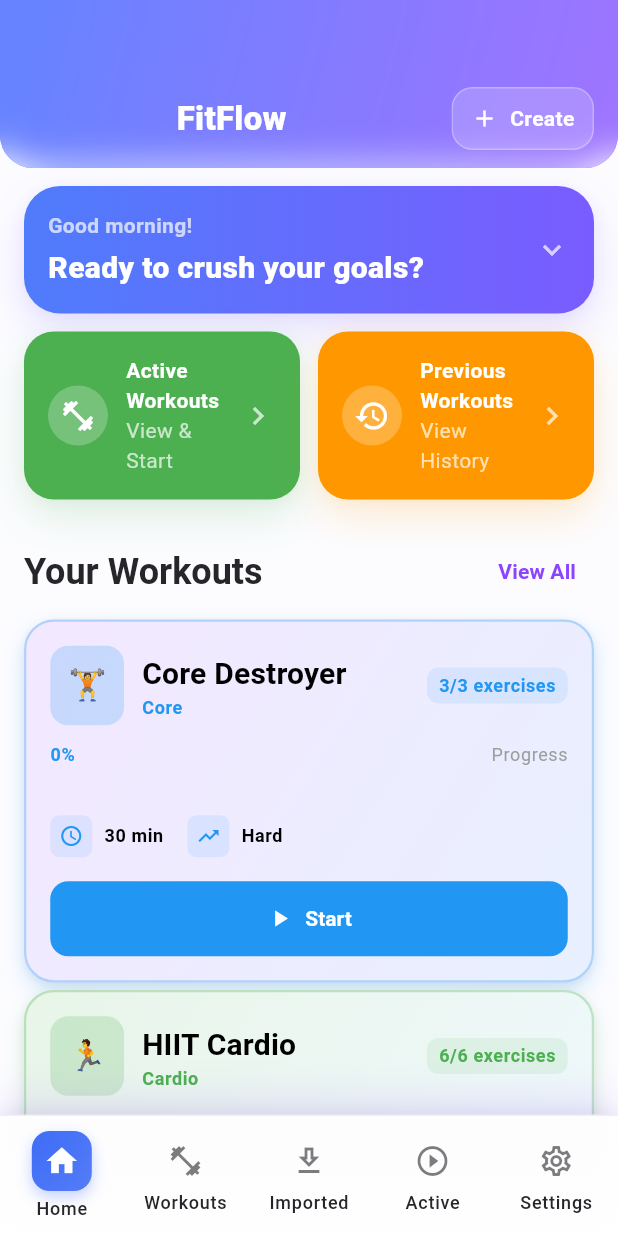
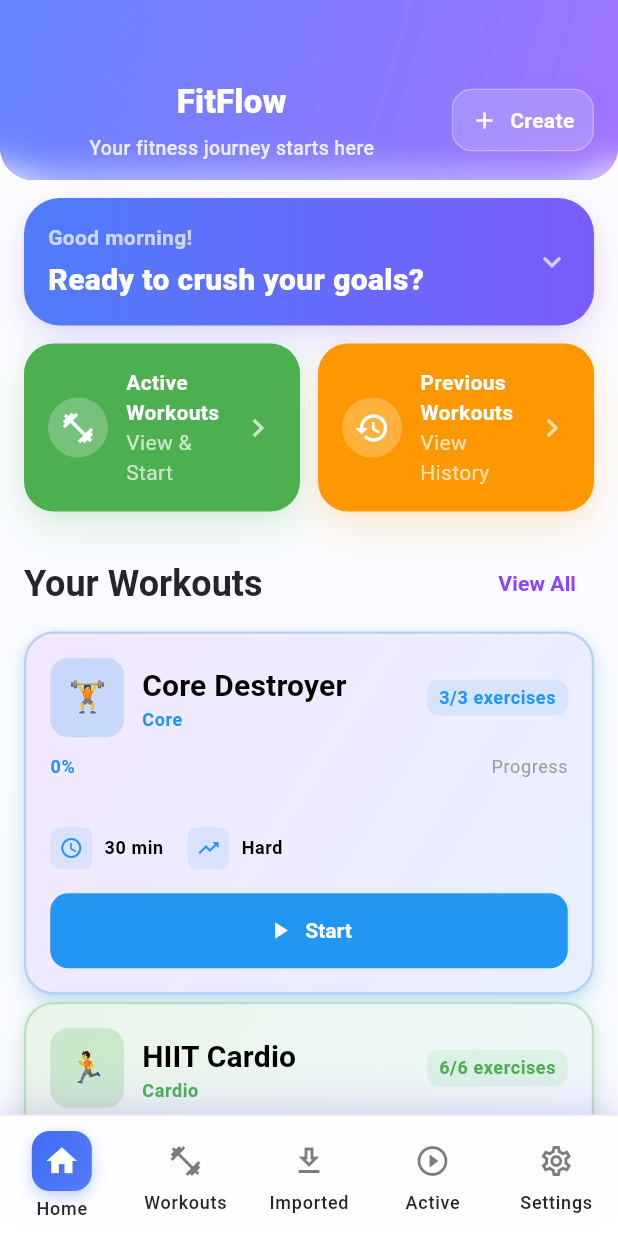
Before and after one commit to Davidam197/fitflow-fitness-app, a Flutter app: the screen it shows after launch, after a tap on "Good morning!", on a phone screen of 412 x 824 dp. Run offline on Flutter 3.47's test engine with Material 3 defaults, Android fonts, the phone set to English and light mode, and no system bars; our stand-ins replace hive, hive_flutter; accounts and stored records are empty.

Commit message:
🔧 Fix Sliver Header Duplicates & Improve Homepage
Fixed Sliver Header Issues:
✅ Removed duplicate title/actions in FitFlowSliverHeader
✅ Properly handle collapsed state with conditional rendering
✅ Smooth transition between expanded/collapsed states
✅ No more overlapping content

Improved Homepage Styling:
✅ Added motivational subtitle: 'Your fitness journey starts here'
✅ Increased header height to 120px for better presence
✅ Centered title for balanced look
✅ Subtle gradient background (off-white to blue-tinted)
✅ Better visual hierarchy and spacing

The sliver headers now work perfectly with smooth animations and no duplicates! 🎨✨

```diff
--- a/lib/screens/home_screen.dart
+++ b/lib/screens/home_screen.dart
@@ -72,7 +72,7 @@ class _HomeScreenState extends State<HomeScreen> with TickerProviderStateMixin {
     return Scaffold(
       appBar: FitFlowHeader(
         title: 'FitFlow',
-        subtitle: null,
+        subtitle: 'Your fitness journey starts here',
         actions: [
           HeaderAction(
             icon: Icons.add,
@@ -80,10 +80,19 @@ class _HomeScreenState extends State<HomeScreen> with TickerProviderStateMixin {
             onTap: () => Navigator.pushNamed(context, CreateWorkoutScreen.route),
           ),
         ],
+        height: 120,
+        centerTitle: true,
       ),
       body: Container(
         decoration: const BoxDecoration(
-          color: Color.fromRGBO(252, 252, 255, 1.0), // Off-white with slight blue tint
+          gradient: LinearGradient(
+            begin: Alignment.topCenter,
+            end: Alignment.bottomCenter,
+            colors: [
+              Color.fromRGBO(252, 252, 255, 1.0), // Off-white with slight blue tint
+              Color.fromRGBO(248, 250, 255, 1.0), // Slightly more blue-tinted
+            ],
+          ),
         ),
         child: RefreshIndicator(
           onRefresh: () async {
--- a/lib/widgets/fitflow_sliver_header.dart
+++ b/lib/widgets/fitflow_sliver_header.dart
@@ -40,12 +40,8 @@ class FitFlowSliverHeader extends StatelessWidget {
       shape: const RoundedRectangleBorder(
         borderRadius: BorderRadius.vertical(bottom: Radius.circular(22)),
       ),
-      // Foreground (collapsed) title row
-      title: _CollapsedTitleRow(
-        title: title,
-        actions: actions,
-        centerTitle: centerTitle,
-      ),
+      // Remove title to avoid duplication - handle everything in flexibleSpace
+      title: null,
       // Fancy background that expands/collapses
       flexibleSpace: LayoutBuilder(
         builder: (context, constraints) {
@@ -60,6 +56,13 @@ class FitFlowSliverHeader extends StatelessWidget {
               // Pass collapse factor to fade subtitle and resize spacing
               t: t,
             ),
+            // Handle collapsed state properly
+            titlePadding: EdgeInsets.zero,
+            title: t > 0.5 ? _CollapsedTitleRow(
+              title: title,
+              actions: actions,
+              centerTitle: centerTitle,
+            ) : null,
           );
         },
       ),
```
